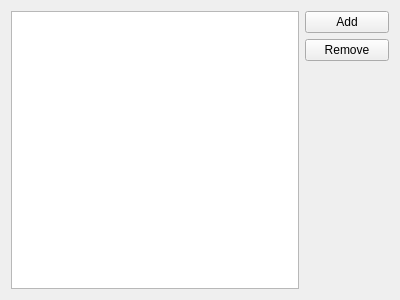
Before: the Qt Designer form transfer-plugins/checksumsearch/checksumsearch.ui in KDE/kget, drawn with Qt 5.
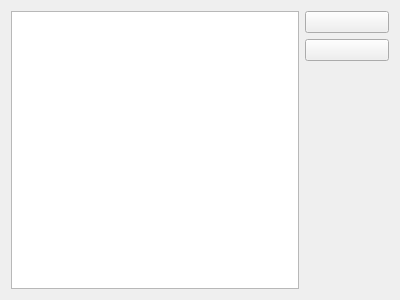
After: the same form once the commit is applied. Custom widgets are drawn as their Qt base class.

The edit to the form file:
```diff
--- a/transfer-plugins/checksumsearch/checksumsearch.ui
+++ b/transfer-plugins/checksumsearch/checksumsearch.ui
@@ -25,18 +25,10 @@
     </widget>
    </item>
    <item row="0" column="1">
-    <widget class="KPushButton" name="add">
-     <property name="text">
-      <string>Add</string>
-     </property>
-    </widget>
+    <widget class="KPushButton" name="add"/>
    </item>
    <item row="1" column="1">
-    <widget class="KPushButton" name="remove">
-     <property name="text">
-      <string>Remove</string>
-     </property>
-    </widget>
+    <widget class="KPushButton" name="remove"/>
    </item>
    <item row="2" column="1">
     <spacer name="verticalSpacer">
```
Left out of the diff: 3 changed lines with no effect on the pictures.
